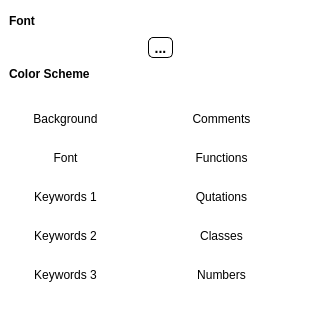
djeada/Lightpad, file App/colorpicker.ui: the form before one commit.
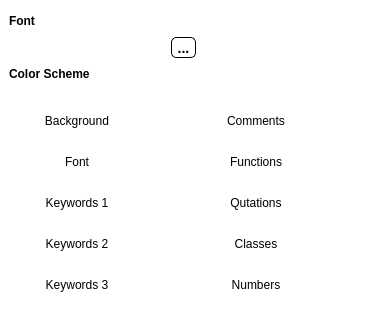
The form after the commit.

Commit message: improved prefrences dialog

The edit to the form file:
```diff
--- a/App/colorpicker.ui
+++ b/App/colorpicker.ui
@@ -6,8 +6,8 @@
    <rect>
     <x>0</x>
     <y>0</y>
-    <width>320</width>
-    <height>310</height>
+    <width>366</width>
+    <height>329</height>
    </rect>
   </property>
   <property name="windowTitle">
@@ -146,7 +146,7 @@
      </property>
      <layout class="QHBoxLayout" name="horizontalLayout_14" stretch="1,0,1">
       <property name="bottomMargin">
-       <number>0</number>
+       <number>9</number>
       </property>
       <item>
        <layout class="QVBoxLayout" name="verticalLayout">
```
The commit also changes 6 other files.
